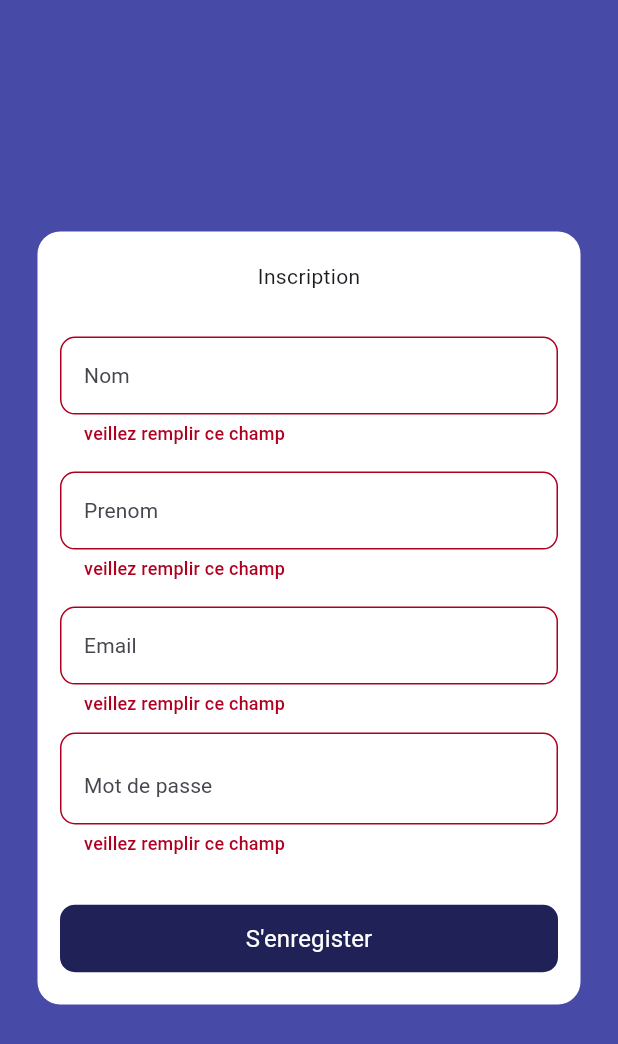
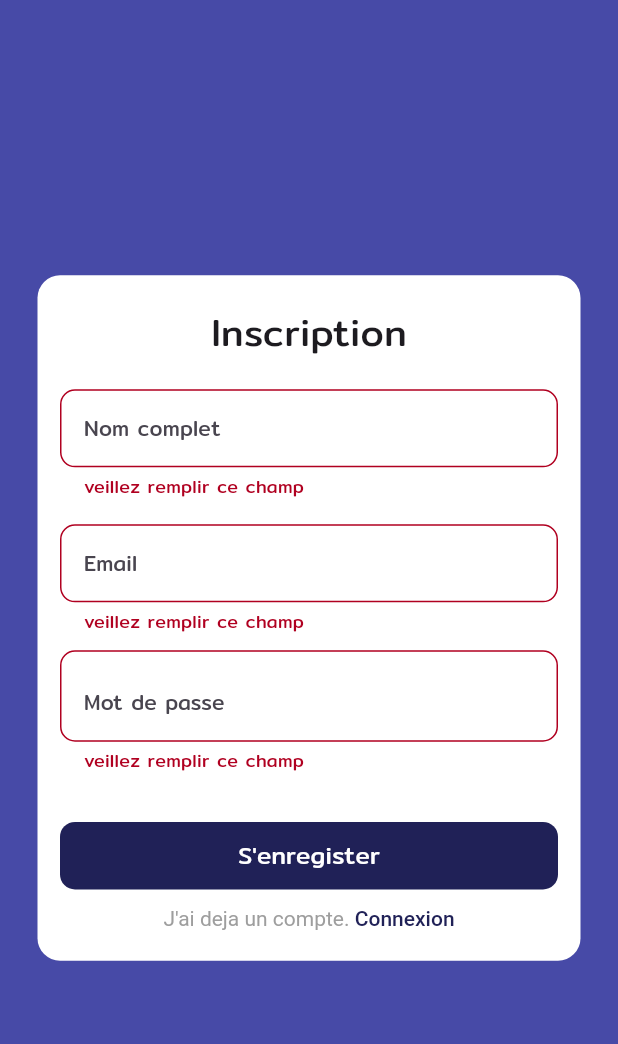
Before and after one commit to JacquesUwonda/SGBE_MOBILE, a Flutter app: the RegisterView screen opened by its route, after a tap on "S'enregister", on a phone screen of 412 x 824 dp. Shown: the top 1044 px of the screen. Run offline on Flutter 3.47's test engine with Material 3 defaults, Android fonts, the light colour scheme and no system bars; our stand-ins replace go_router.

Commit message:
ajout de la police Mitr, suppression de champ de formulaire post-nom et ajout des paddings dans les deux formulaires Login et register

```diff
--- a/lib/core/utils_constants/app_string.dart
+++ b/lib/core/utils_constants/app_string.dart
@@ -3,8 +3,7 @@ class AppString {
   static const appName = "SGBE MOBILE";
 
   //Login & Register string
-  static const firstname = "Nom";
-  static const lastname = "Prenom";
+  static const nom = "Nom complet";
   static const email = "Email";
   static const password = "Mot de passe";
   static const required = "veillez remplir ce champ";
@@ -14,6 +13,7 @@ class AppString {
   static const authentificationText = "Authentification";
   static const inscriptionText = "Inscription";
   static const newUser = "Nouveau utilisateur? ";
+  static const oldUser = "J'ai deja un compte. ";
 
   //errors string
   static const provideValidEmail = "Email invalide";
--- a/lib/futures/auth/view/register_view.dart
+++ b/lib/futures/auth/view/register_view.dart
@@ -1,4 +1,6 @@
 import 'package:flutter/material.dart';
+import 'package:go_router/go_router.dart';
+import 'package:sgbe/core/routes/route_names.dart';
 import 'package:sgbe/core/theme/app_color.dart';
 import 'package:sgbe/core/utils_constants/app_string.dart';
 import 'package:sgbe/core/utils_constants/validationsRules.dart';
@@ -14,16 +16,14 @@ class RegisterView extends StatefulWidget {
 
 class _RegisterViewState extends State<RegisterView> {
   final _registerFormKey = GlobalKey<FormState>();
-  final TextEditingController _firstNameController = TextEditingController();
-  final TextEditingController _lastNameController = TextEditingController();
+  final TextEditingController _nameController = TextEditingController();
   final TextEditingController _emailController = TextEditingController();
   final TextEditingController _passwordController = TextEditingController();
   bool isPasswordVisible = false;
 
   @override
   void dispose() {
-    _firstNameController.dispose();
-    _lastNameController.dispose();
+    _nameController.dispose();
     _emailController.dispose();
     _passwordController.dispose();
     super.dispose();
@@ -53,16 +53,19 @@ class _RegisterViewState extends State<RegisterView> {
                 children: [
                   const Text(
                     AppString.inscriptionText,
+                    style: TextStyle(
+                      fontSize: 25,
+                    ),
                   ),
                   const SizedBox(
-                    height: 30,
+                    height: 20,
                   ),
                   Form(
                     key: _registerFormKey,
                     child: Column(
                       children: [
                         CustomTextFormField(
-                          controller: _firstNameController,
+                          controller: _nameController,
                           validator: (val) {
                             if (val!.isEmpty) {
                               return AppString.required;
@@ -73,24 +76,7 @@ class _RegisterViewState extends State<RegisterView> {
                           obscureText: false,
                           prefix: const Icon(Icons.person_2_outlined),
                           suffix: null,
-                          hintText: AppString.firstname,
-                        ),
-                        const SizedBox(
-                          height: 16,
-                        ),
-                        CustomTextFormField(
-                          controller: _lastNameController,
-                          validator: (val) {
-                            if (val!.isEmpty) {
-                              return AppString.required;
-                            }
-                            return null;
-                          },
-                          keyboardType: TextInputType.name,
-                          obscureText: false,
-                          prefix: const Icon(Icons.person_2_outlined),
-                          suffix: null,
-                          hintText: AppString.lastname,
+                          hintText: AppString.nom,
                         ),
                         const SizedBox(
                           height: 16,
@@ -150,6 +136,29 @@ class _RegisterViewState extends State<RegisterView> {
                             if (_registerFormKey.currentState!.validate()) {}
                           },
                         ),
+                        const SizedBox(
+                          height: 10,
+                        ),
+                        GestureDetector(
+                          onTap: () {
+                            context.pushNamed(RouteNames.login);
+                          },
+                          child: RichText(
+                            text: const TextSpan(
+                              text: AppString.oldUser,
+                              style: TextStyle(color: AppColor.greyColor),
+                              children: [
+                                TextSpan(
+                                  text: AppString.login,
+                                  style: TextStyle(
+                                    color: AppColor.secondColor,
+                                    fontWeight: FontWeight.w500,
+                                  ),
+                                ),
+                              ],
+                            ),
+                          ),
+                        )
                       ],
                     ),
                   ),
--- a/lib/main.dart
+++ b/lib/main.dart
@@ -13,6 +13,9 @@ class MyApp extends StatelessWidget {
   @override
   Widget build(BuildContext context) {
     return MaterialApp.router(
+      theme: ThemeData(
+        fontFamily: 'Mitr',
+      ),
       debugShowCheckedModeBanner: false,
       title: AppString.appName,
       // theme: AppTheme.darkThemeMode,
```
Also changed, not shown: lib/futures/auth/view/login_view.dart (+8 -5 lines), pubspec.yaml (+6 -6 lines), assets/fonts/Mitr-Bold.ttf (added), assets/fonts/Mitr-ExtraLight.ttf (added), assets/fonts/Mitr-Light.ttf (added), assets/fonts/Mitr-Medium.ttf (added), assets/fonts/Mitr-Regular.ttf (added), assets/fonts/Mitr-SemiBold.ttf (added).
